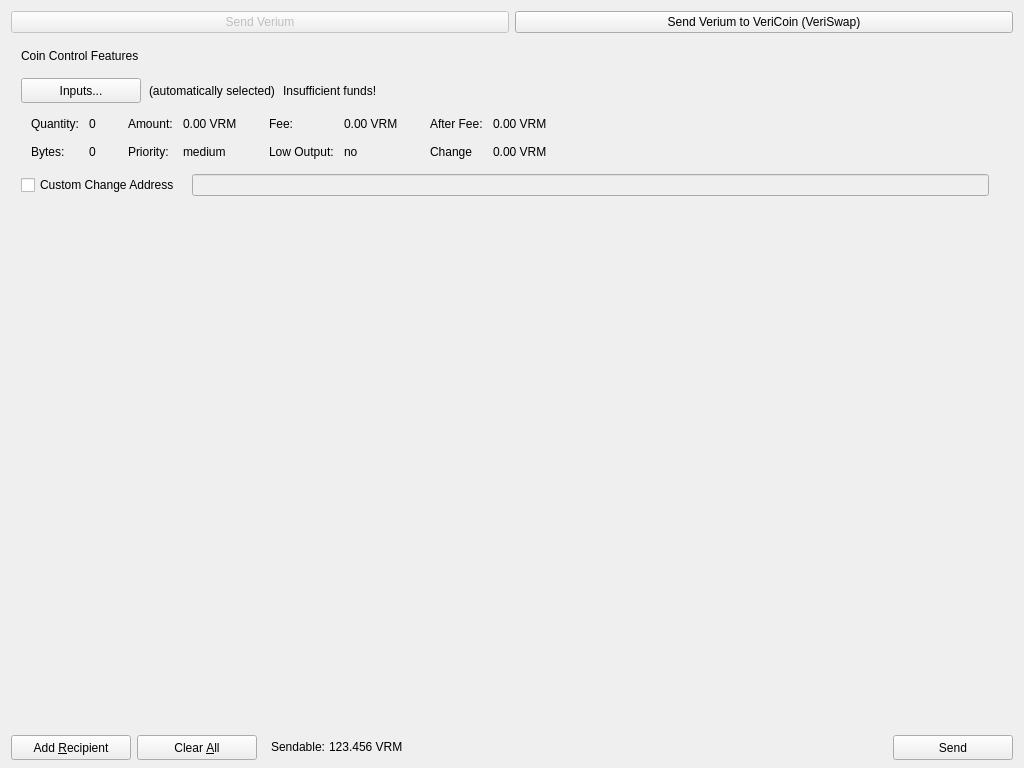
Qt form src/qt/forms/sendcoinsdialog.ui (verimad/verium) before a commit.
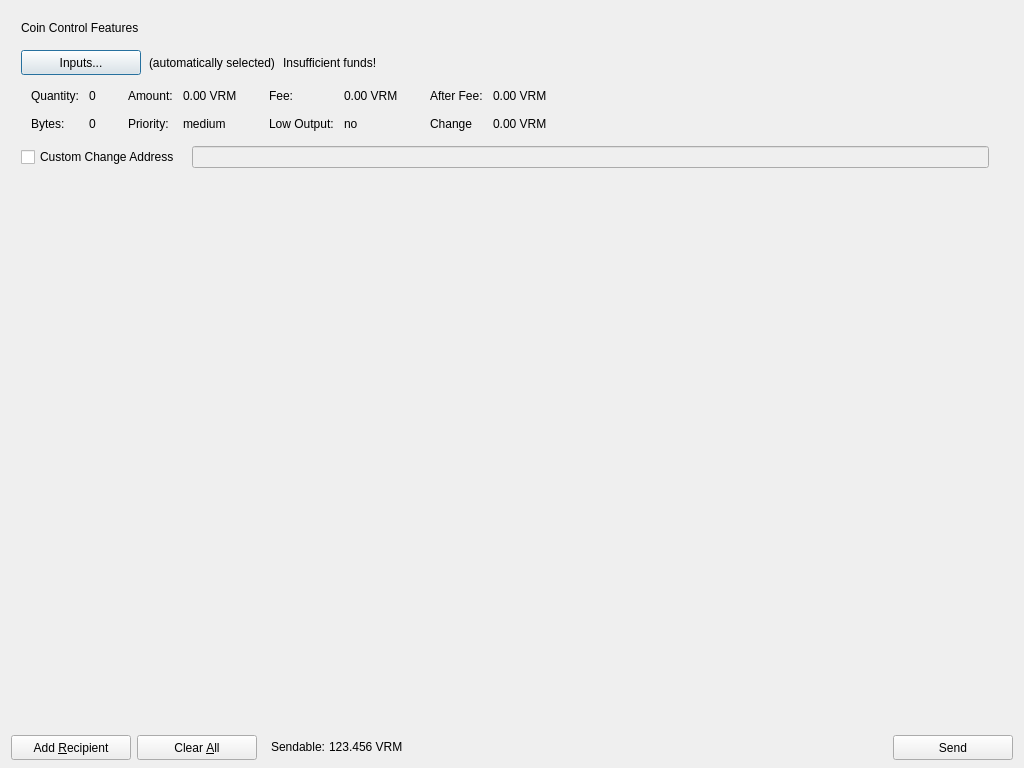
The same form after that commit. Icons and pictures are not drawn.

Commit message: remove VeriSwap tab till release

Diff of the .ui file:
```diff
--- a/src/qt/forms/sendcoinsdialog.ui
+++ b/src/qt/forms/sendcoinsdialog.ui
@@ -13,31 +13,10 @@
   <property name="windowTitle">
    <string>Send Coins</string>
   </property>
-  <layout class="QVBoxLayout" name="verticalLayout" stretch="0,0,1,0">
+  <layout class="QVBoxLayout" name="verticalLayout" stretch="0,1,0">
    <property name="bottomMargin">
     <number>8</number>
    </property>
-   <item>
-    <layout class="QHBoxLayout" name="horizontalLayout_3">
-     <item>
-      <widget class="QPushButton" name="btnVerium">
-       <property name="enabled">
-        <bool>false</bool>
-       </property>
-       <property name="text">
-        <string>Send Verium</string>
-       </property>
-      </widget>
-     </item>
-     <item>
-      <widget class="QPushButton" name="btnBitcoin">
-       <property name="text">
-        <string>Send Verium to VeriCoin (VeriSwap)</string>
-       </property>
-      </widget>
-     </item>
-    </layout>
-   </item>
    <item>
     <widget class="QFrame" name="frameCoinControl">
      <property name="sizePolicy">
@@ -569,7 +548,7 @@
         <x>0</x>
         <y>0</y>
         <width>1006</width>
-        <height>495</height>
+        <height>528</height>
        </rect>
       </property>
       <layout class="QVBoxLayout" name="verticalLayout_2">
```
The commit also changes 14 other files.
